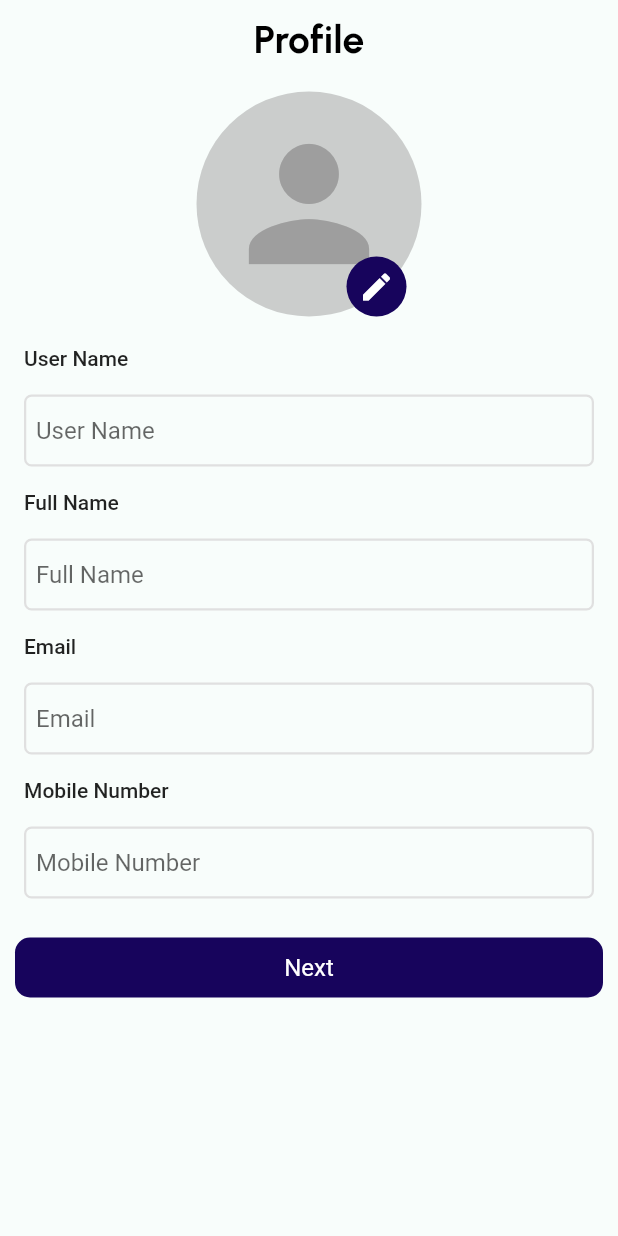
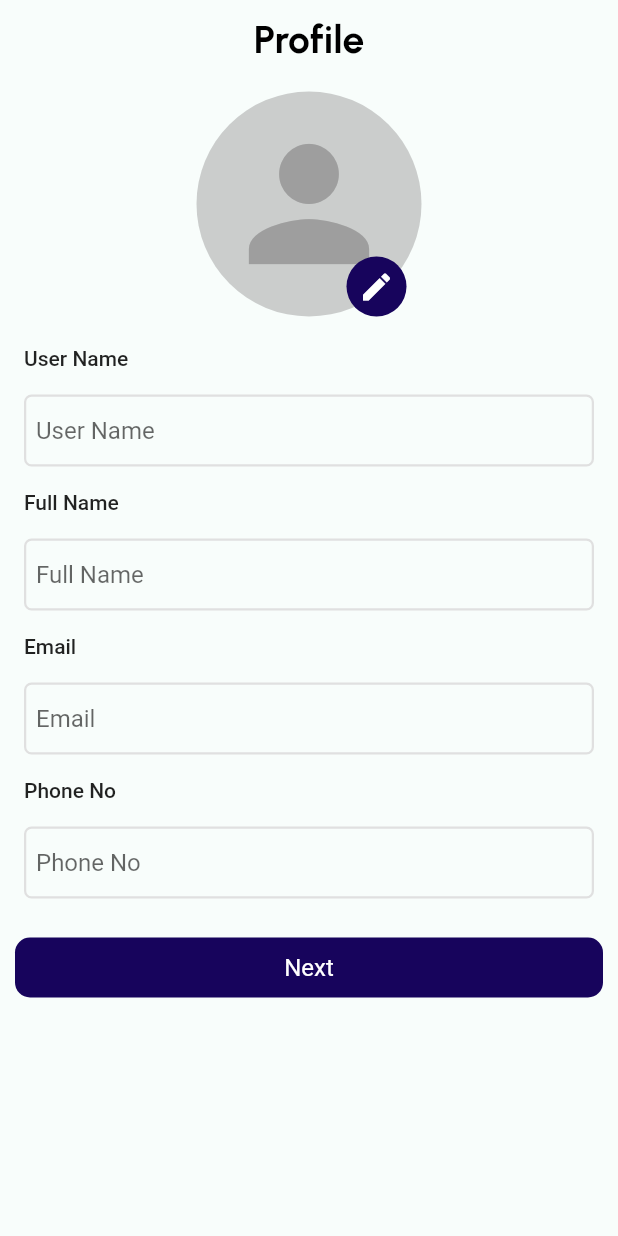
Before and after one commit to ParthIntelizia/Property_App, a Flutter app: the SetProfileScreen screen opened directly, on a phone screen of 412 x 824 dp. Run offline on Flutter 3.47's test engine with Material 2 defaults, Android fonts, the phone set to English and light mode, and no system bars; drawn by our look-alikes of flutter_progress_hud; our stand-ins replace carousel_slider, cloud_firestore, connectivity, firebase_auth, firebase_core, firebase_storage and 12 more; missing offline and left inert: connectivity_for_web, country_codes, email_auth, flutter_facebook_auth, flutter_facebook_auth_web, flutter_statusbarcolor_ns and 1 more; accounts and stored records are empty; network calls fail.

Commit message:
init(27-10-22)

```diff
--- a/lib/pages/edit_profile_screen.dart
+++ b/lib/pages/edit_profile_screen.dart
@@ -252,7 +252,7 @@ class _EditProfileScreenState extends State<EditProfileScreen> {
                   padding: const EdgeInsets.symmetric(horizontal: 16),
                   child: Align(
                     alignment: Alignment.centerLeft,
-                    child: CommonWidget.textBoldWight500(text: 'Mobile Number'),
+                    child: CommonWidget.textBoldWight500(text: 'Phone No'),
                   ),
                 ),
 
@@ -266,7 +266,7 @@ class _EditProfileScreenState extends State<EditProfileScreen> {
                     ],
                     decoration: InputDecoration(
                       contentPadding: const EdgeInsets.all(8.0),
-                      hintText: 'Mobile Number',
+                      hintText: 'Phone No',
                       enabledBorder: OutlineInputBorder(
                         borderRadius: BorderRadius.circular(5.0),
                         borderSide:
--- a/lib/pages/set_profile_screen.dart
+++ b/lib/pages/set_profile_screen.dart
@@ -203,7 +203,7 @@ class _SetProfileScreenState extends State<SetProfileScreen> {
                   padding: const EdgeInsets.symmetric(horizontal: 16),
                   child: Align(
                     alignment: Alignment.centerLeft,
-                    child: CommonWidget.textBoldWight500(text: 'Mobile Number'),
+                    child: CommonWidget.textBoldWight500(text: 'Phone No'),
                   ),
                 ),
                 Padding(
@@ -216,7 +216,7 @@ class _SetProfileScreenState extends State<SetProfileScreen> {
                     ],
                     decoration: InputDecoration(
                       contentPadding: const EdgeInsets.all(8.0),
-                      hintText: 'Mobile Number',
+                      hintText: 'Phone No',
                       enabledBorder: OutlineInputBorder(
                         borderRadius: BorderRadius.circular(5.0),
                         borderSide:
```
Also changed, not shown: 1 other file.
